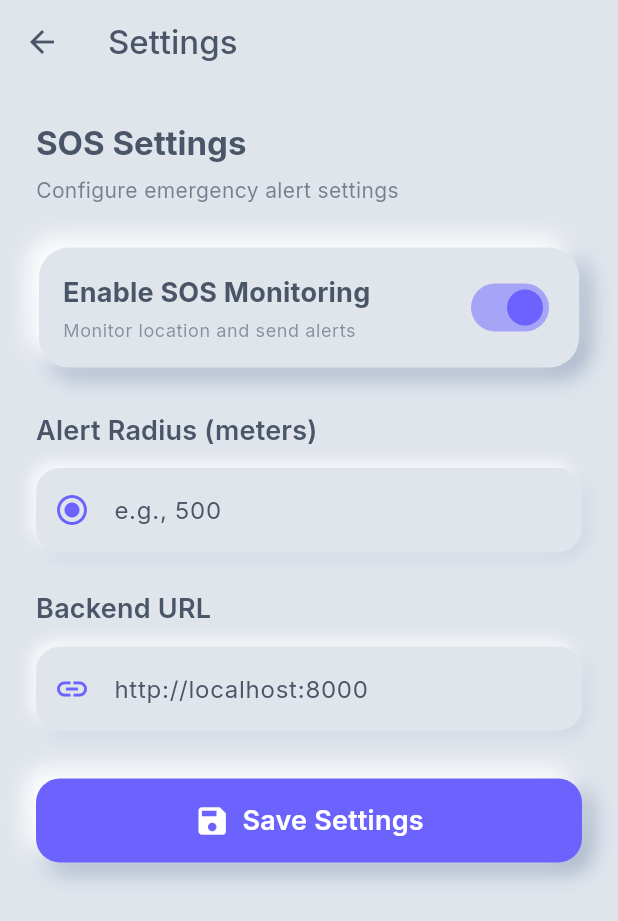
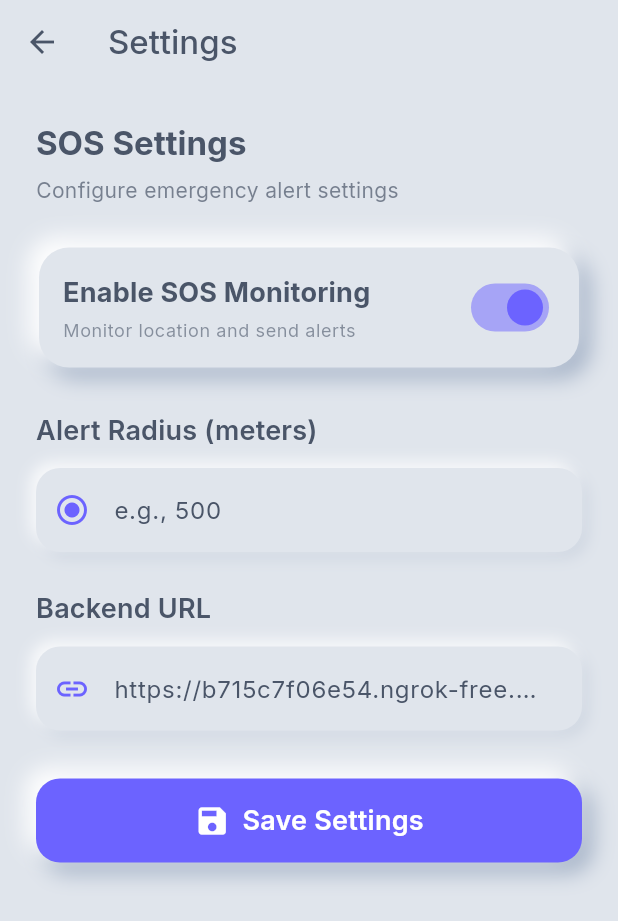
Before and after one commit to Aryankb/massmello, a Flutter app: the SettingsScreen screen opened directly, on a phone screen of 412 x 824 dp. Shown: the top 921 px of the screen. Run offline on Flutter 3.47's test engine with Material 3 defaults, Android fonts, the phone set to English and light mode, and no system bars; our stand-ins replace audioplayers, camera, flutter_compass, flutter_tts, geocoding, geolocator and 4 more; missing offline and left inert: arkit_plugin, google_ml_kit; accounts and stored records are empty.

Commit message:
Update backend URLs and modify SOS settings payload

```diff
--- a/lib/screens/onboarding/family_members_screen.dart
+++ b/lib/screens/onboarding/family_members_screen.dart
@@ -120,7 +120,7 @@ class _FamilyMembersScreenState extends State<FamilyMembersScreen> {
         homeLongitude: widget.longitude,
         radius: 500,
         isEnabled: true,
-        backendUrl: 'http://localhost:8000',
+        backendUrl: 'https://e15f2aaa9b20.ngrok-free.app',
       );
       await SOSService().saveSOSSettings(sosSettings);
 
--- a/lib/screens/settings_screen.dart
+++ b/lib/screens/settings_screen.dart
@@ -162,7 +162,7 @@ class _SettingsScreenState extends State<SettingsScreen> {
             const SizedBox(height: 12),
             NeomorphicTextField(
               controller: _backendUrlController,
-              hintText: 'http://localhost:8000',
+              hintText: 'https://b715c7f06e54.ngrok-free.app',
               prefixIcon: Icon(Icons.link, color: Theme.of(context).colorScheme.primary),
             ),
             const SizedBox(height: 32),
--- a/lib/services/sos_service.dart
+++ b/lib/services/sos_service.dart
@@ -64,10 +64,10 @@ class SOSService {
         Uri.parse(url),
         headers: {'Content-Type': 'application/json'},
         body: json.encode({
-          'userId': userId,
           'latitude': currentLat,
           'longitude': currentLong,
-          'timestamp': DateTime.now().toIso8601String(),
+          // 'timestamp': DateTime.now().toIso8601String(),
+          'text': 'Location crossed at lat: $currentLat, long: $currentLong',
         }),
       );
 
```
